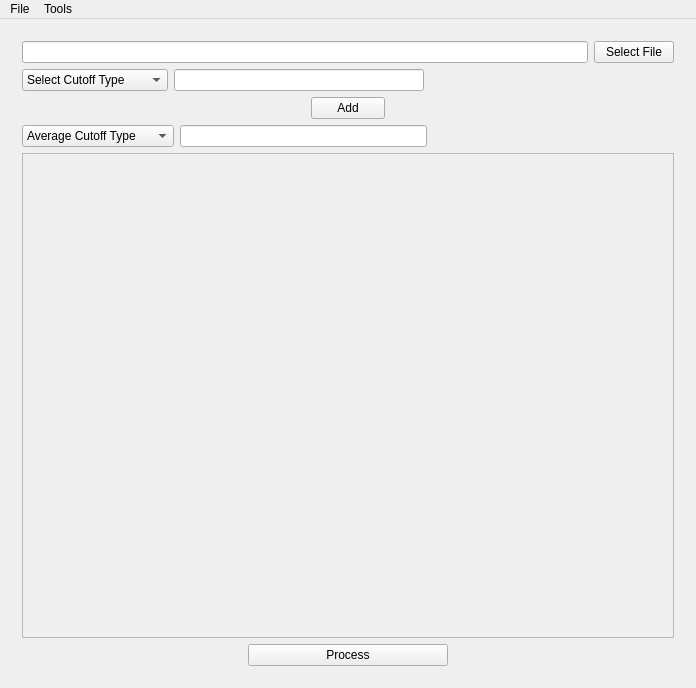
First picture: the form in readerwindow.ui, repository whinis/MassSpecReader, before the edit.
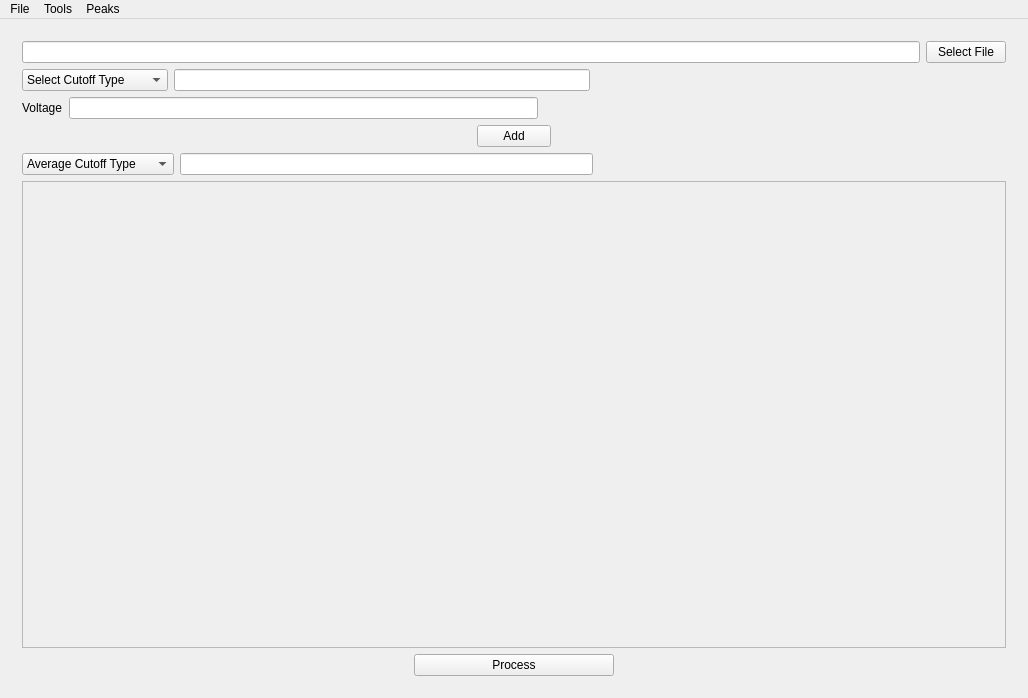
Second picture: the form after the edit. Custom widgets are drawn as their Qt base class.

Commit message: Added toolbar buttons to sum peaks and sum all peaks added button to clear text window

```diff
--- a/readerwindow.ui
+++ b/readerwindow.ui
@@ -6,8 +6,8 @@
    <rect>
     <x>0</x>
     <y>0</y>
-    <width>696</width>
-    <height>688</height>
+    <width>1028</width>
+    <height>698</height>
    </rect>
   </property>
   <property name="maximumSize">
@@ -116,6 +116,33 @@
           </item>
          </layout>
         </item>
+        <item>
+         <layout class="QHBoxLayout" name="horizontalLayout_14">
+          <item>
+           <widget class="QLabel" name="label_5">
+            <property name="text">
+             <string>Voltage</string>
+            </property>
+           </widget>
+          </item>
+          <item>
+           <widget class="QLineEdit" name="fileVoltage"/>
+          </item>
+          <item>
+           <spacer name="horizontalSpacer_4">
+            <property name="orientation">
+             <enum>Qt::Horizontal</enum>
+            </property>
+            <property name="sizeHint" stdset="0">
+             <size>
+              <width>40</width>
+              <height>20</height>
+             </size>
+            </property>
+           </spacer>
+          </item>
+         </layout>
+        </item>
         <item>
          <layout class="QHBoxLayout" name="horizontalLayout_10">
           <item>
@@ -207,8 +234,8 @@
             <rect>
              <x>0</x>
              <y>0</y>
-             <width>658</width>
-             <height>478</height>
+             <width>990</width>
+             <height>460</height>
             </rect>
            </property>
            <layout class="QVBoxLayout" name="verticalLayout_7">
@@ -531,7 +558,7 @@
     <rect>
      <x>0</x>
      <y>0</y>
-     <width>696</width>
+     <width>1028</width>
      <height>21</height>
     </rect>
    </property>
@@ -550,9 +577,18 @@
     <addaction name="actionSet_CI_Range"/>
     <addaction name="actionSet_EI_Range"/>
     <addaction name="actionCalculate_Ratio"/>
+    <addaction name="actionCalculate_All_Ratios"/>
+   </widget>
+   <widget class="QMenu" name="menuPeaks">
+    <property name="title">
+     <string>Peaks</string>
+    </property>
+    <addaction name="actionSum_Peaks"/>
+    <addaction name="actionSum_Peaks_all_graphs"/>
    </widget>
    <addaction name="menuFile"/>
    <addaction name="menuTools"/>
+   <addaction name="menuPeaks"/>
   </widget>
   <action name="actionReset">
    <property name="text">
```
Left out of the diff: 42 changed lines with no effect on the pictures. The commit also changes 2 other files.
